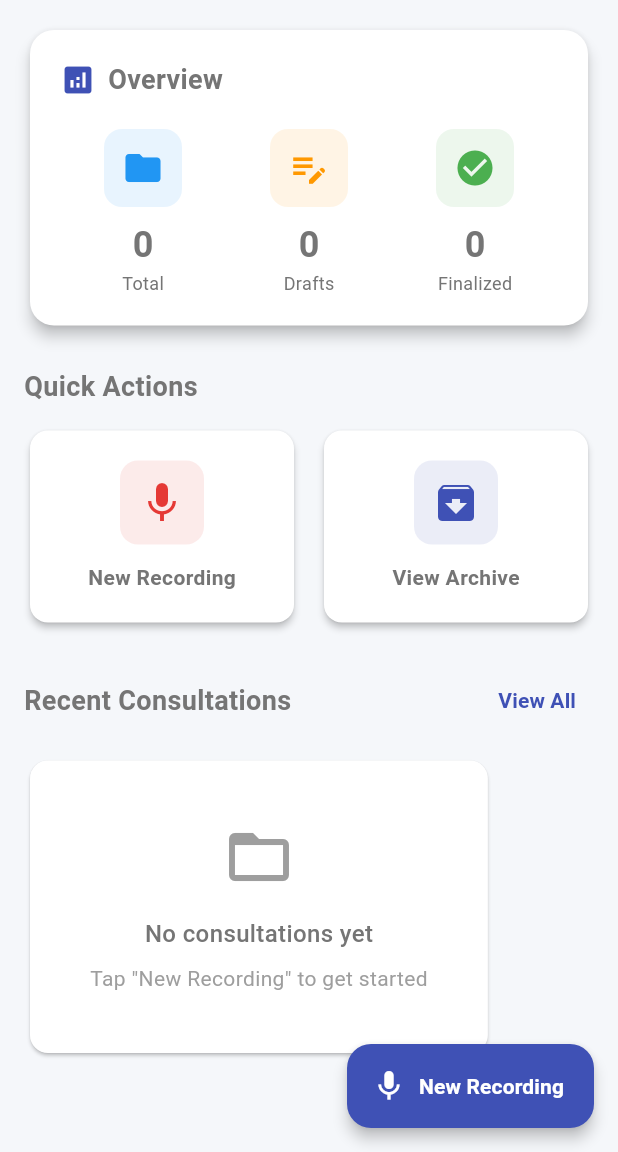
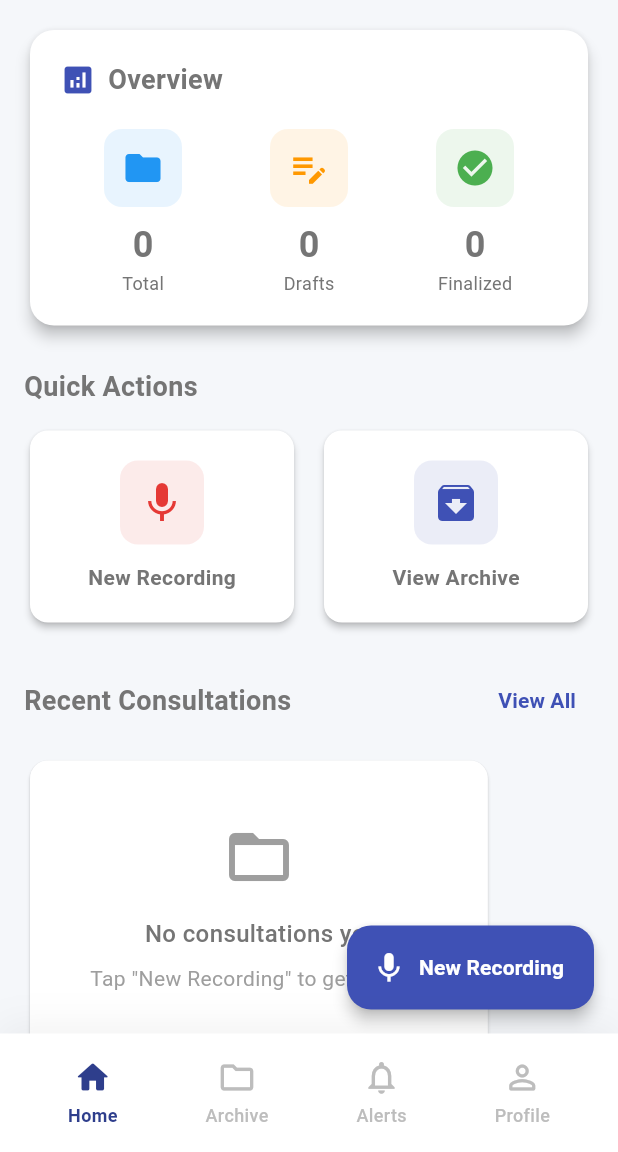
Before and after one commit to itshae43/MediTranscribe_Pro, a Flutter app: the screen it shows after launch, on a phone screen of 412 x 824 dp, the part 84-1236 px from its top. Run offline on Flutter 3.47's test engine with Material 3 defaults, Android fonts, the phone set to English and light mode, and no system bars; drawn by our look-alikes of flutter_animate; our stand-ins replace connectivity_plus, dio, flutter_dotenv, flutter_riverpod, hive_flutter, logger and 3 more; missing offline and left inert: encrypt, record; accounts and stored records are empty; Roboto replaces fonts that are missing (Poppins).

```diff
--- /dev/null
+++ b/lib/screens/main_screen.dart
@@ -0,0 +1,104 @@
+import 'package:flutter/material.dart';
+import 'package:flutter_riverpod/flutter_riverpod.dart';
+import 'package:flutter_animate/flutter_animate.dart';
+import 'home_screen.dart';
+import 'archive_screen.dart';
+import 'settings_screen.dart';
+import 'compliance_screen.dart';
+
+/// Main Screen with Custom Bottom Navigation Bar
+class MainScreen extends ConsumerStatefulWidget {
+  const MainScreen({super.key});
+
+  @override
+  ConsumerState<MainScreen> createState() => _MainScreenState();
+}
+
+class _MainScreenState extends ConsumerState<MainScreen> {
+  int _currentIndex = 0;
+
+  final List<Widget> _screens = [
+    const HomeScreen(),
+    const ArchiveScreen(),
+    const ComplianceScreen(), // Using Compliance as Alerts placeholder for now
+    const SettingsScreen(),   // Using Settings as Profile placeholder
+  ];
+
+  @override
+  Widget build(BuildContext context) {
+    return Scaffold(
+      body: IndexedStack(
+        index: _currentIndex,
+        children: _screens,
+      ),
+      bottomNavigationBar: Container(
+        decoration: BoxDecoration(
+          color: Colors.white,
+          boxShadow: [
+            BoxShadow(
+              color: Colors.black.withOpacity(0.05),
+              blurRadius: 20,
+              offset: const Offset(0, -5),
+            ),
+          ],
+        ),
+        child: SafeArea(
+          child: Padding(
+            padding: const EdgeInsets.symmetric(horizontal: 16, vertical: 8),
+            child: Row(
+              mainAxisAlignment: MainAxisAlignment.spaceAround,
+              children: [
+                _buildNavItem(0, 'Home', Icons.home_rounded, Icons.home_outlined),
+                _buildNavItem(1, 'Archive', Icons.folder_rounded, Icons.folder_outlined),
+                _buildNavItem(2, 'Alerts', Icons.notifications_rounded, Icons.notifications_outlined),
+                _buildNavItem(3, 'Profile', Icons.person_rounded, Icons.person_outline_rounded),
+              ],
+            ),
+          ),
+        ),
+      ),
+    );
+  }
+
+  Widget _buildNavItem(int index, String label, IconData activeIcon, IconData inactiveIcon) {
+    final isSelected = _currentIndex == index;
+    final activeColor = const Color(0xFF2E3E8C); // Royal Blue
+    final inactiveColor = Colors.grey.shade400;
+
+    return InkWell(
+      onTap: () {
+        setState(() => _currentIndex = index);
+      },
+      borderRadius: BorderRadius.circular(16),
+      child: Container(
+        padding: const EdgeInsets.symmetric(horizontal: 16, vertical: 8),
+        child: Column(
+          mainAxisSize: MainAxisSize.min,
+          children: [
+            AnimatedSwitcher(
+              duration: const Duration(milliseconds: 200),
+              transitionBuilder: (child, animation) {
+                return ScaleTransition(scale: animation, child: child);
+              },
+              child: Icon(
+                isSelected ? activeIcon : inactiveIcon,
+                key: ValueKey(isSelected),
+                color: isSelected ? activeColor : inactiveColor,
+                size: 26,
+              ),
+            ),
+            const SizedBox(height: 4),
+            Text(
+              label,
+              style: TextStyle(
+                color: isSelected ? activeColor : inactiveColor,
+                fontSize: 12,
+                fontWeight: isSelected ? FontWeight.w600 : FontWeight.w500,
+              ),
+            ).animate(target: isSelected ? 1 : 0).tint(color: activeColor),
+          ],
+        ),
+      ),
+    );
+  }
+}
--- a/lib/screens/splash_screen.dart
+++ b/lib/screens/splash_screen.dart
@@ -2,7 +2,7 @@ import 'package:flutter/material.dart';
 import 'package:flutter_riverpod/flutter_riverpod.dart';
 import 'package:flutter_animate/flutter_animate.dart';
 import '../config/theme.dart';
-import 'home_screen.dart';
+import 'main_screen.dart';
 
 /// Splash Screen
 /// Initial loading screen with branding and permission checks
@@ -28,7 +28,7 @@ class _SplashScreenState extends ConsumerState<SplashScreen> {
     // Navigate to home screen
     if (mounted) {
       Navigator.of(context).pushReplacement(
-        MaterialPageRoute(builder: (_) => const HomeScreen()),
+        MaterialPageRoute(builder: (_) => const MainScreen()),
       );
     }
   }
```
